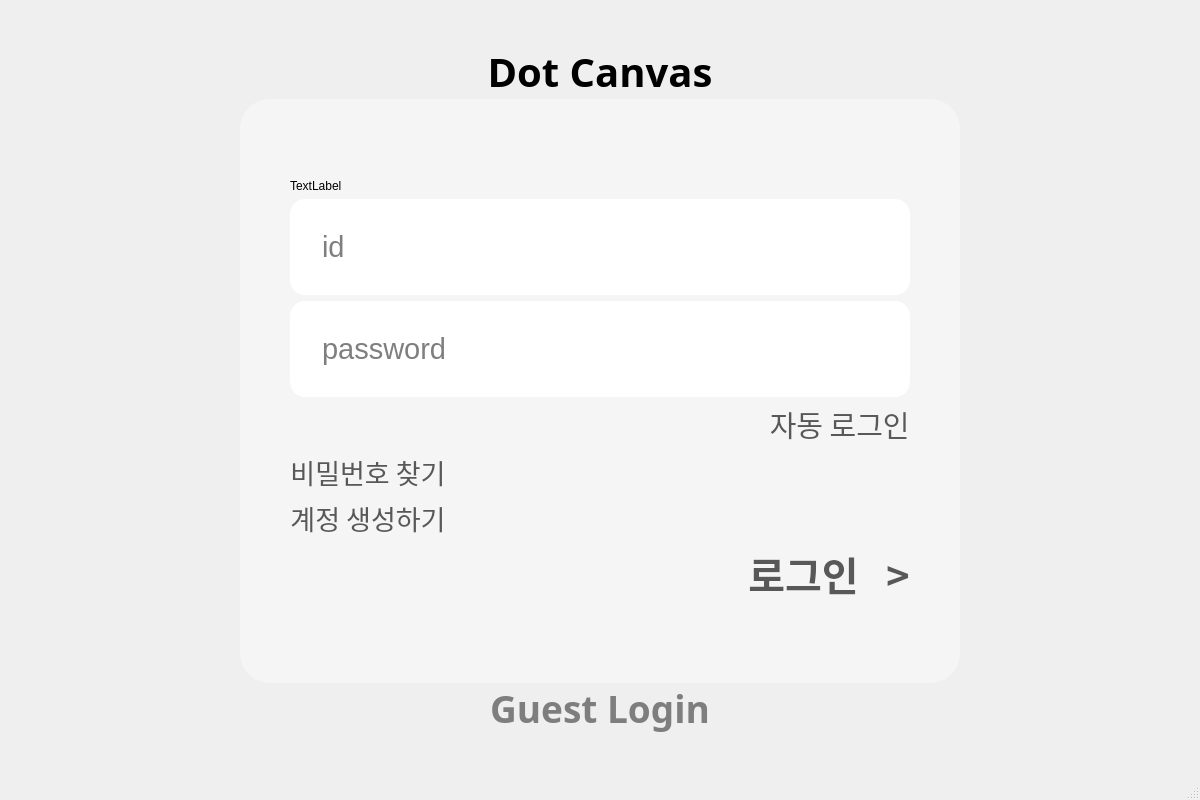
First picture: the form in src/data/ui/main.ui, repository kimmoney/HCI, before the edit.
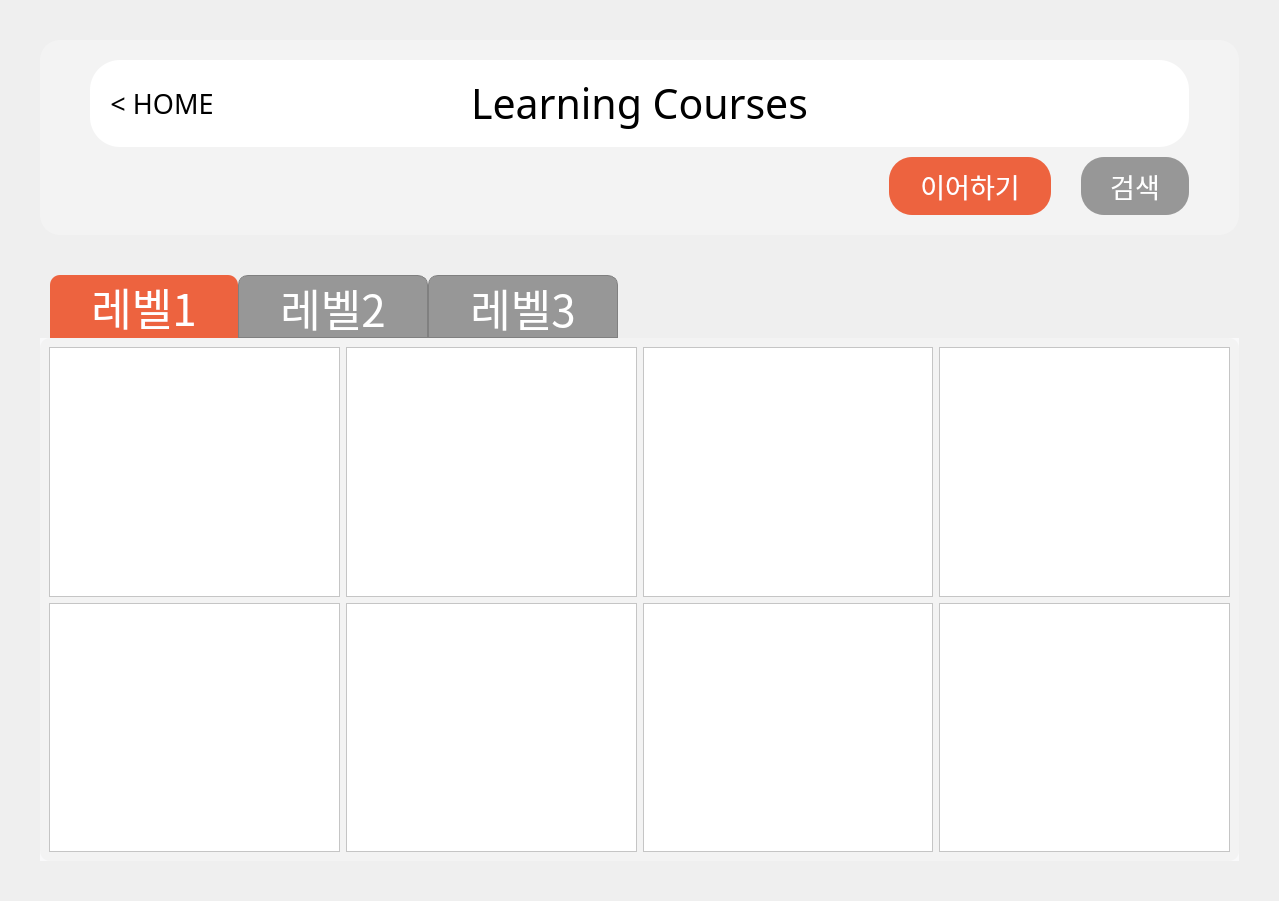
Second picture: the form after the edit. The open tabs and pages were chosen to show the change. Icons and pictures are not drawn.

```diff
--- a/src/data/ui/main.ui
+++ b/src/data/ui/main.ui
@@ -6,8 +6,8 @@
    <rect>
     <x>0</x>
     <y>0</y>
-    <width>1200</width>
-    <height>800</height>
+    <width>1279</width>
+    <height>901</height>
    </rect>
   </property>
   <property name="font">
@@ -19,6 +19,12 @@
    <string>MainWindow</string>
   </property>
   <widget class="QWidget" name="mainWindow">
+   <property name="sizePolicy">
+    <sizepolicy hsizetype="Preferred" vsizetype="Fixed">
+     <horstretch>0</horstretch>
+     <verstretch>0</verstretch>
+    </sizepolicy>
+   </property>
    <layout class="QHBoxLayout" name="horizontalLayout">
     <property name="leftMargin">
      <number>0</number>
@@ -712,6 +718,611 @@
         </item>
        </layout>
       </widget>
+      <widget class="QWidget" name="course">
+       <property name="styleSheet">
+        <string notr="true">#cource{
+background-color: rgb(255, 255, 255);
+}</string>
+       </property>
+       <layout class="QVBoxLayout" name="verticalLayout_6" stretch="1,3">
+        <property name="spacing">
+         <number>40</number>
+        </property>
+        <property name="leftMargin">
+         <number>40</number>
+        </property>
+        <property name="topMargin">
+         <number>40</number>
+        </property>
+        <property name="rightMargin">
+         <number>40</number>
+        </property>
+        <property name="bottomMargin">
+         <number>40</number>
+        </property>
+        <item>
+         <widget class="QWidget" name="widget" native="true">
+          <property name="styleSheet">
+           <string notr="true">border-radius: 20px;
+background: #F3F3F3;</string>
+          </property>
+          <layout class="QVBoxLayout" name="verticalLayout_5" stretch="3,2">
+           <property name="spacing">
+            <number>10</number>
+           </property>
+           <property name="leftMargin">
+            <number>50</number>
+           </property>
+           <property name="topMargin">
+            <number>20</number>
+           </property>
+           <property name="rightMargin">
+            <number>50</number>
+           </property>
+           <property name="bottomMargin">
+            <number>20</number>
+           </property>
+           <item>
+            <widget class="QWidget" name="widget_2" native="true">
+             <property name="styleSheet">
+              <string notr="true">border-radius: 30px;
+background: #FFF;</string>
+             </property>
+             <layout class="QHBoxLayout" name="horizontalLayout_3">
+              <property name="leftMargin">
+               <number>20</number>
+              </property>
+              <property name="topMargin">
+               <number>0</number>
+              </property>
+              <property name="rightMargin">
+               <number>20</number>
+              </property>
+              <property name="bottomMargin">
+               <number>0</number>
+              </property>
+              <item>
+               <widget class="QPushButton" name="btn_curse2home">
+                <property name="sizePolicy">
+                 <sizepolicy hsizetype="Maximum" vsizetype="Minimum">
+                  <horstretch>0</horstretch>
+                  <verstretch>0</verstretch>
+                 </sizepolicy>
+                </property>
+                <property name="font">
+                 <font>
+                  <family>Pretendard</family>
+                  <pointsize>20</pointsize>
+                 </font>
+                </property>
+                <property name="styleSheet">
+                 <string notr="true"/>
+                </property>
+                <property name="text">
+                 <string>&lt; HOME</string>
+                </property>
+               </widget>
+              </item>
+              <item>
+               <widget class="QLabel" name="label_5">
+                <property name="font">
+                 <font>
+                  <family>Pretendard</family>
+                  <pointsize>31</pointsize>
+                 </font>
+                </property>
+                <property name="text">
+                 <string>Learning Courses</string>
+                </property>
+                <property name="alignment">
+                 <set>Qt::AlignCenter</set>
+                </property>
+               </widget>
+              </item>
+              <item>
+               <widget class="QPushButton" name="pushButton_8">
+                <property name="sizePolicy">
+                 <sizepolicy hsizetype="Maximum" vsizetype="Minimum">
+                  <horstretch>0</horstretch>
+                  <verstretch>0</verstretch>
+                 </sizepolicy>
+                </property>
+                <property name="font">
+                 <font>
+                  <family>Pretendard</family>
+                  <pointsize>20</pointsize>
+                 </font>
+                </property>
+                <property name="styleSheet">
+                 <string notr="true">border-radius: 23px;
+background: white;
+color:white;</string>
+                </property>
+                <property name="text">
+                 <string>&lt; HOME</string>
+                </property>
+               </widget>
+              </item>
+             </layout>
+            </widget>
+           </item>
+           <item alignment="Qt::AlignRight">
+            <widget class="QWidget" name="widget_3" native="true">
+             <property name="minimumSize">
+              <size>
+               <width>300</width>
+               <height>0</height>
+              </size>
+             </property>
+             <layout class="QHBoxLayout" name="horizontalLayout_2" stretch="3,2">
+              <property name="spacing">
+               <number>30</number>
+              </property>
+              <property name="leftMargin">
+               <number>0</number>
+              </property>
+              <property name="topMargin">
+               <number>0</number>
+              </property>
+              <property name="rightMargin">
+               <number>0</number>
+              </property>
+              <property name="bottomMargin">
+               <number>0</number>
+              </property>
+              <item>
+               <widget class="QPushButton" name="pushButton_6">
+                <property name="sizePolicy">
+                 <sizepolicy hsizetype="Minimum" vsizetype="Minimum">
+                  <horstretch>0</horstretch>
+                  <verstretch>0</verstretch>
+                 </sizepolicy>
+                </property>
+                <property name="font">
+                 <font>
+                  <family>Pretendard</family>
+                  <pointsize>20</pointsize>
+                 </font>
+                </property>
+                <property name="styleSheet">
+                 <string notr="true">border-radius: 23px;
+background: #ED633F;
+color:white;</string>
+                </property>
+                <property name="text">
+                 <string>이어하기</string>
+                </property>
+               </widget>
+              </item>
+              <item>
+               <widget class="QPushButton" name="pushButton_2">
+                <property name="sizePolicy">
+                 <sizepolicy hsizetype="Minimum" vsizetype="Minimum">
+                  <horstretch>0</horstretch>
+                  <verstretch>0</verstretch>
+                 </sizepolicy>
+                </property>
+                <property name="font">
+                 <font>
+                  <family>Pretendard</family>
+                  <pointsize>20</pointsize>
+                 </font>
+                </property>
+                <property name="styleSheet">
+                 <string notr="true">border-radius: 23px;
+background: #979797;
+color:white;</string>
+                </property>
+                <property name="text">
+                 <string>검색</string>
+                </property>
+               </widget>
+              </item>
+             </layout>
+            </widget>
+           </item>
+          </layout>
+         </widget>
+        </item>
+        <item>
+         <widget class="QTabWidget" name="course_tab">
+          <property name="font">
+           <font>
+            <family>Pretendard</family>
+            <pointsize>33</pointsize>
+           </font>
+          </property>
+          <property name="styleSheet">
+           <string notr="true">QTabWidget{
+background-color:rgba(0,0,0,0);
+}
+QTabWidget::pane { /* The tab widget frame */
+    background-color:rgb(249, 249, 250);  /* 탭 바의 전체 배경색 */
+	border:none;
+}
+QTabWidget::tab-bar {
+    left: 10px; /* move to the right by 5px */
+	border:0px solid black;
+	
+    background-color: None;  /* 탭 바의 전체 배경색 */
+}
+QTabBar::tab {
+    background-color: #979797;
+    border: 1px solid gray;
+    min-width: 188px;
+	min-height:54px;
+    color: white;
+border-top-left-radius:10px;
+border-top-right-radius:10px;
+
+}
+
+QTabBar::tab:selected {
+    background-color:#ED633F;
+	border:none;
+    color: white;
+}
+
+QWidget{background-color:rgba(0,0,0,0);}
+#level1{
+background-color:#F3F3F3;
+border:0px solid black;
+border-radius:10px;}
+#level2{
+background-color:#F3F3F3;
+border:0px solid black;
+border-radius:10px;}
+#level3{
+background-color:#F3F3F3;
+border:0px solid black;
+border-radius:10px;}</string>
+          </property>
+          <property name="currentIndex">
+           <number>0</number>
+          </property>
+          <widget class="QWidget" name="level1">
+           <property name="sizePolicy">
+            <sizepolicy hsizetype="Fixed" vsizetype="Fixed">
+             <horstretch>0</horstretch>
+             <verstretch>0</verstretch>
+            </sizepolicy>
+           </property>
+           <attribute name="title">
+            <string>레벨1</string>
+           </attribute>
+           <layout class="QGridLayout" name="gridLayout_3">
+            <item row="0" column="0">
+             <widget class="QFrame" name="frame_23">
+              <property name="styleSheet">
+               <string notr="true">background:white;</string>
+              </property>
+              <property name="frameShape">
+               <enum>QFrame::StyledPanel</enum>
+              </property>
+              <property name="frameShadow">
+               <enum>QFrame::Raised</enum>
+              </property>
+             </widget>
+            </item>
+            <item row="0" column="1">
+             <widget class="QFrame" name="frame_21">
+              <property name="styleSheet">
+               <string notr="true">background:white;</string>
+              </property>
+              <property name="frameShape">
+               <enum>QFrame::StyledPanel</enum>
+              </property>
+              <property name="frameShadow">
+               <enum>QFrame::Raised</enum>
+              </property>
+             </widget>
+            </item>
+            <item row="0" column="2">
+             <widget class="QFrame" name="frame_22">
+              <property name="styleSheet">
+               <string notr="true">background:white;</string>
+              </property>
+              <property name="frameShape">
+               <enum>QFrame::StyledPanel</enum>
+              </property>
+              <property name="frameShadow">
+               <enum>QFrame::Raised</enum>
+              </property>
+             </widget>
+            </item>
+            <item row="0" column="3">
+             <widget class="QFrame" name="frame_24">
+              <property name="styleSheet">
+               <string notr="true">background:white;</string>
+              </property>
+              <property name="frameShape">
+               <enum>QFrame::StyledPanel</enum>
+              </property>
+              <property name="frameShadow">
+               <enum>QFrame::Raised</enum>
+              </property>
+             </widget>
+            </item>
+            <item row="1" column="0">
+             <widget class="QFrame" name="frame_25">
+              <property name="styleSheet">
+               <string notr="true">background:white;</string>
+              </property>
+              <property name="frameShape">
+               <enum>QFrame::StyledPanel</enum>
+              </property>
+              <property name="frameShadow">
+               <enum>QFrame::Raised</enum>
+              </property>
+             </widget>
+            </item>
+            <item row="1" column="1">
+             <widget class="QFrame" name="frame_20">
+              <property name="styleSheet">
+               <string notr="true">background:white;</string>
+              </property>
+              <property name="frameShape">
+               <enum>QFrame::StyledPanel</enum>
+              </property>
+              <property name="frameShadow">
+               <enum>QFrame::Raised</enum>
+              </property>
+             </widget>
+            </item>
+            <item row="1" column="2">
+             <widget class="QFrame" name="frame_19">
+              <property name="styleSheet">
+               <string notr="true">background:white;</string>
+              </property>
+              <property name="frameShape">
+               <enum>QFrame::StyledPanel</enum>
+              </property>
+              <property name="frameShadow">
+               <enum>QFrame::Raised</enum>
+              </property>
+             </widget>
+            </item>
+            <item row="1" column="3">
+             <widget class="QFrame" name="frame_18">
+              <property name="styleSheet">
+               <string notr="true">background:white;</string>
+              </property>
+              <property name="frameShape">
+               <enum>QFrame::StyledPanel</enum>
+              </property>
+              <property name="frameShadow">
+               <enum>QFrame::Raised</enum>
+              </property>
+             </widget>
+            </item>
+           </layout>
+          </widget>
+          <widget class="QWidget" name="level2">
+           <attribute name="title">
+            <string>레벨2</string>
+           </attribute>
+           <layout class="QGridLayout" name="gridLayout_4">
+            <item row="1" column="0">
+             <widget class="QFrame" name="frame_9">
+              <property name="styleSheet">
+               <string notr="true">background:white;</string>
+              </property>
+              <property name="frameShape">
+               <enum>QFrame::StyledPanel</enum>
+              </property>
+              <property name="frameShadow">
+               <enum>QFrame::Raised</enum>
+              </property>
+             </widget>
+            </item>
+            <item row="0" column="0">
+             <widget class="QFrame" name="frame">
+              <property name="styleSheet">
+               <string notr="true">background:white;</string>
+              </property>
+              <property name="frameShape">
+               <enum>QFrame::StyledPanel</enum>
+              </property>
+              <property name="frameShadow">
+               <enum>QFrame::Raised</enum>
+              </property>
+             </widget>
+            </item>
+            <item row="0" column="2">
+             <widget class="QFrame" name="frame_4">
+              <property name="styleSheet">
+               <string notr="true">background:white;</string>
+              </property>
+              <property name="frameShape">
+               <enum>QFrame::StyledPanel</enum>
+              </property>
+              <property name="frameShadow">
+               <enum>QFrame::Raised</enum>
+              </property>
+             </widget>
+            </item>
+            <item row="0" column="3">
+             <widget class="QFrame" name="frame_5">
+              <property name="styleSheet">
+               <string notr="true">background:white;</string>
+              </property>
+              <property name="frameShape">
+               <enum>QFrame::StyledPanel</enum>
+              </property>
+              <property name="frameShadow">
+               <enum>QFrame::Raised</enum>
+              </property>
+             </widget>
+            </item>
+            <item row="0" column="1">
+             <widget class="QFrame" name="frame_3">
+              <property name="styleSheet">
+               <string notr="true">background:white;</string>
+              </property>
+              <property name="frameShape">
+               <enum>QFrame::StyledPanel</enum>
+              </property>
+              <property name="frameShadow">
+               <enum>QFrame::Raised</enum>
+              </property>
+             </widget>
+            </item>
+            <item row="1" column="1">
+             <widget class="QFrame" name="frame_8">
+              <property name="styleSheet">
+               <string notr="true">background:white;</string>
+              </property>
+              <property name="frameShape">
+               <enum>QFrame::StyledPanel</enum>
+              </property>
+              <property name="frameShadow">
+               <enum>QFrame::Raised</enum>
+              </property>
+             </widget>
+            </item>
+            <item row="1" column="2">
+             <widget class="QFrame" name="frame_7">
+              <property name="styleSheet">
+               <string notr="true">background:white;</string>
+              </property>
+              <property name="frameShape">
+               <enum>QFrame::StyledPanel</enum>
+              </property>
+              <property name="frameShadow">
+               <enum>QFrame::Raised</enum>
+              </property>
+             </widget>
+            </item>
+            <item row="1" column="3">
+             <widget class="QFrame" name="frame_6">
+              <property name="styleSheet">
+               <string notr="true">background:white;</string>
+              </property>
+              <property name="frameShape">
+               <enum>QFrame::StyledPanel</enum>
+              </property>
+              <property name="frameShadow">
+               <enum>QFrame::Raised</enum>
+              </property>
+             </widget>
+            </item>
+           </layout>
+          </widget>
+          <widget class="QWidget" name="level3">
+           <attribute name="title">
+            <string>레벨3</string>
+           </attribute>
+           <layout class="QGridLayout" name="gridLayout_5">
+            <item row="0" column="0">
+             <widget class="QFrame" name="frame_15">
+              <property name="styleSheet">
+               <string notr="true">background:white;</string>
+              </property>
+              <property name="frameShape">
+               <enum>QFrame::StyledPanel</enum>
+              </property>
+              <property name="frameShadow">
+               <enum>QFrame::Raised</enum>
+              </property>
+             </widget>
+            </item>
+            <item row="0" column="1">
+             <widget class="QFrame" name="frame_13">
+              <property name="styleSheet">
+               <string notr="true">background:white;</string>
+              </property>
+              <property name="frameShape">
+               <enum>QFrame::StyledPanel</enum>
+              </property>
+              <property name="frameShadow">
+               <enum>QFrame::Raised</enum>
+              </property>
+             </widget>
+            </item>
+            <item row="0" column="2">
+             <widget class="QFrame" name="frame_14">
+              <property name="styleSheet">
+               <string notr="true">background:white;</string>
+              </property>
+              <property name="frameShape">
+               <enum>QFrame::StyledPanel</enum>
+              </property>
+              <property name="frameShadow">
+               <enum>QFrame::Raised</enum>
+              </property>
+             </widget>
+            </item>
+            <item row="0" column="3">
+             <widget class="QFrame" name="frame_16">
+              <property name="styleSheet">
+               <string notr="true">background:white;</string>
+              </property>
+              <property name="frameShape">
+               <enum>QFrame::StyledPanel</enum>
+              </property>
+              <property name="frameShadow">
+               <enum>QFrame::Raised</enum>
+              </property>
+             </widget>
+            </item>
+            <item row="1" column="0">
+             <widget class="QFrame" name="frame_17">
+              <property name="styleSheet">
+               <string notr="true">background:white;</string>
+              </property>
+              <property name="frameShape">
+               <enum>QFrame::StyledPanel</enum>
+              </property>
+              <property name="frameShadow">
+               <enum>QFrame::Raised</enum>
+              </property>
+             </widget>
+            </item>
+            <item row="1" column="1">
+             <widget class="QFrame" name="frame_12">
+              <property name="styleSheet">
+               <string notr="true">background:white;</string>
+              </property>
+              <property name="frameShape">
+               <enum>QFrame::StyledPanel</enum>
+              </property>
+              <property name="frameShadow">
+               <enum>QFrame::Raised</enum>
+              </property>
+             </widget>
+            </item>
+            <item row="1" column="2">
+             <widget class="QFrame" name="frame_11">
+              <property name="styleSheet">
+               <string notr="true">background:white;</string>
+              </property>
+              <property name="frameShape">
+               <enum>QFrame::StyledPanel</enum>
+              </property>
+              <property name="frameShadow">
+               <enum>QFrame::Raised</enum>
+              </property>
+             </widget>
+            </item>
+            <item row="1" column="3">
+             <widget class="QFrame" name="frame_10">
+              <property name="styleSheet">
+               <string notr="true">background:white;</string>
+              </property>
+              <property name="frameShape">
+               <enum>QFrame::StyledPanel</enum>
+              </property>
+              <property name="frameShadow">
+               <enum>QFrame::Raised</enum>
+              </property>
+             </widget>
+            </item>
+           </layout>
+          </widget>
+         </widget>
+        </item>
+       </layout>
+      </widget>
       <widget class="QWidget" name="connecting">
        <layout class="QVBoxLayout" name="verticalLayout_4">
         <item>
@@ -733,7 +1344,6 @@
     </item>
    </layout>
   </widget>
-  <widget class="QStatusBar" name="statusbar"/>
  </widget>
  <resources>
   <include location="../images.qrc"/>
```
Left out of the diff: 7 changed lines with no effect on the pictures.
